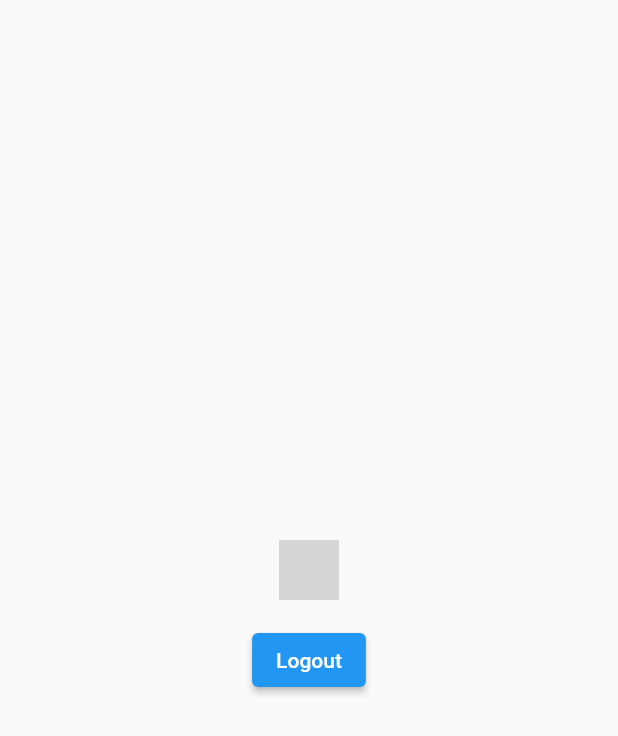
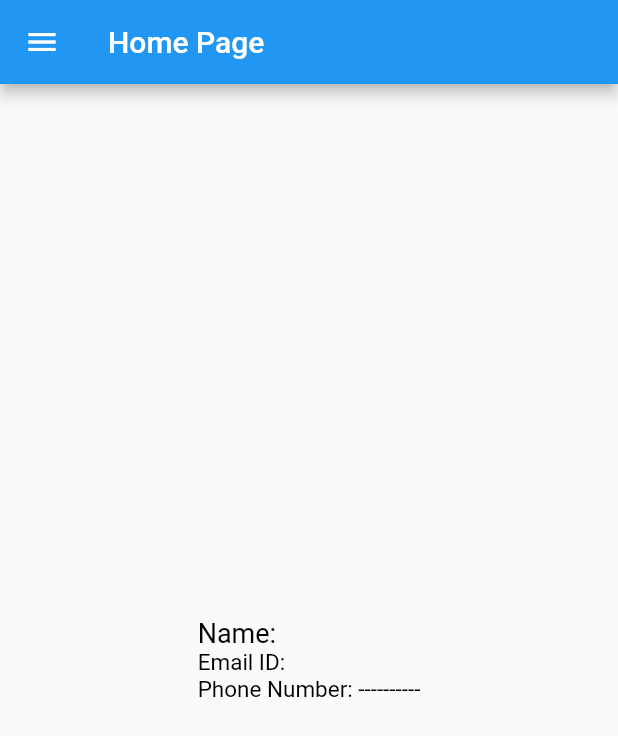
Before and after one commit to tanishq1308/Login-Page, a Flutter app: the HomePage screen opened directly, on a phone screen of 412 x 824 dp. Shown: the top 736 px of the screen. Run offline on Flutter 3.47's test engine with Material 2 defaults, Android fonts, the phone set to English and light mode, and no system bars; our stand-ins replace firebase_auth, firebase_core, google_sign_in; accounts and stored records are empty; grey boxes are pictures that could not be loaded.

Commit message:
improve home page

```diff
--- a/lib/controllers/user_controller.dart
+++ b/lib/controllers/user_controller.dart
@@ -19,8 +19,6 @@ class UserController {
       credential,
     );
 
-    user = UserController.user;
-
     return userCredential.user;
   }
 
--- a/lib/home.dart
+++ b/lib/home.dart
@@ -10,24 +10,68 @@ class HomePage extends StatefulWidget {
 }
 
 class _HomePageState extends State<HomePage> {
-
   @override
   Widget build(BuildContext context) {
     return Scaffold(
-      body: Center(
+      appBar: AppBar(
+        title: const Text("Home Page"),
+      ),
+      drawer: Drawer(
+        child: ListView(
+          padding: EdgeInsets.zero,
+          children: [
+            SizedBox(
+              height: 200,
+              child: DrawerHeader(
+                decoration: const BoxDecoration(
+                  color: Colors.white,
+                ),
                 child: Column(
-          mainAxisAlignment: MainAxisAlignment.center,
+                    mainAxisAlignment: MainAxisAlignment.spaceEvenly,
                     children: [
                       CircleAvatar(
                         foregroundImage: NetworkImage(
                             UserController.user?.photoURL ?? 'https://cdn.icon-icons.com/icons2/1378/PNG/512/avatardefault_92824.png'
                         ),
+                        radius: 25,
+                      ),
+                      const Spacer(),
+                      Text(
+                        UserController.user?.displayName ?? '',
+                        style: const TextStyle(
+                            fontSize: 18,
+                            color: Colors.black,
+                            fontWeight: FontWeight.bold
+                        ),
                       ),
                       Text(
-              UserController.user?.displayName ?? ''
+                        "(${UserController.user?.email ?? ''})",
+                        style: const TextStyle(
+                            fontSize: 13,
+                            color: Colors.black
                         ),
-            ElevatedButton(
-                onPressed: () async {
+                      ),
+                    ]
+                ),
+              ),
+            ),
+            ListTile(
+              title: Row(
+                mainAxisAlignment: MainAxisAlignment.start,
+                children: const [
+                  Padding(
+                    padding: EdgeInsets.fromLTRB(10, 0, 20, 0),
+                    child: Icon(Icons.logout),
+                  ),
+                  Text('Logout',
+                    style: TextStyle(
+                        fontSize: 16
+                    ),),
+                  Spacer(),
+                  Icon(Icons.keyboard_arrow_right)
+                ],
+              ),
+              onTap: () async {
                 await UserController.signOut();
                 if (mounted) {
                   Navigator.of(context).pushReplacement(
@@ -37,10 +81,38 @@ class _HomePageState extends State<HomePage> {
                   );
                 }
               },
-                child: const Text("Logout")
+            ),
+          ],
+        ),
+      ),
+      body: Center(
+        child: Column(
+          mainAxisAlignment: MainAxisAlignment.center,
+          crossAxisAlignment: CrossAxisAlignment.start,
+          children: [
+            Text(
+              "Name: ${UserController.user?.displayName ?? ''}",
+              style: const TextStyle(
+                  fontSize: 18,
+                  color: Colors.black
+              ),
+            ),
+            Text(
+              "Email ID: ${UserController.user?.email ?? ''}",
+              style: const TextStyle(
+                  fontSize: 15,
+                  color: Colors.black
+              ),
+            ),
+            Text(
+              "Phone Number: ${UserController.user?.phoneNumber ?? '----------'}",
+              style: const TextStyle(
+                  fontSize: 15,
+                  color: Colors.black
+              ),
             )
           ],
-        ),
+        )
       )
     );
   }
--- a/lib/main.dart
+++ b/lib/main.dart
@@ -225,6 +225,7 @@ class _LoginState extends State<Login> {
                             onPressed: () async {
                               try {
                                 final user = await UserController.loginWithGoogle();
+                                UserController.user = user;
                                 if (user != null && mounted) {
                                   Navigator.of(context).pushReplacement(
                                     MaterialPageRoute(
@@ -235,7 +236,6 @@ class _LoginState extends State<Login> {
                               }
 
                               on FirebaseAuthException catch (error) {
-                                print(error.message);
                                 ScaffoldMessenger.of(context).showSnackBar(
                                   SnackBar(
                                       content: Text(
@@ -246,7 +246,6 @@ class _LoginState extends State<Login> {
                               }
 
                               catch (error) {
-                                print(error);
                                 ScaffoldMessenger.of(context).showSnackBar(
                                     SnackBar(
                                         content: Text(
```
Lines whose indentation alone changed are shown as unchanged.
